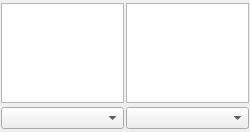
Old version of the form src/GUI/traywidget.ui in the repository denix56/Apertium-GP.
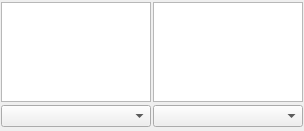
New version of the form. Custom widgets are drawn as their Qt base class.

What changed in the file:
```diff
--- a/src/GUI/traywidget.ui
+++ b/src/GUI/traywidget.ui
@@ -6,8 +6,8 @@
    <rect>
     <x>0</x>
     <y>0</y>
-    <width>250</width>
-    <height>132</height>
+    <width>304</width>
+    <height>131</height>
    </rect>
   </property>
   <property name="sizePolicy">
@@ -44,14 +44,14 @@
    <item row="0" column="0">
     <widget class="TrayInputTextEdit" name="textEdit">
      <property name="sizePolicy">
-      <sizepolicy hsizetype="Expanding" vsizetype="Fixed">
+      <sizepolicy hsizetype="Fixed" vsizetype="Fixed">
        <horstretch>0</horstretch>
        <verstretch>0</verstretch>
       </sizepolicy>
      </property>
      <property name="maximumSize">
       <size>
-       <width>1000</width>
+       <width>150</width>
        <height>100</height>
       </size>
      </property>
@@ -65,14 +65,14 @@
    <item row="0" column="1">
     <widget class="QTextEdit" name="textEdit_2">
      <property name="sizePolicy">
-      <sizepolicy hsizetype="Expanding" vsizetype="Fixed">
+      <sizepolicy hsizetype="MinimumExpanding" vsizetype="Preferred">
        <horstretch>0</horstretch>
        <verstretch>0</verstretch>
       </sizepolicy>
      </property>
      <property name="maximumSize">
       <size>
-       <width>1000</width>
+       <width>150</width>
        <height>100</height>
       </size>
      </property>
@@ -87,10 +87,30 @@
     </widget>
    </item>
    <item row="1" column="0">
-    <widget class="QComboBox" name="comboBox"/>
+    <widget class="QComboBox" name="comboBox">
+     <property name="sizePolicy">
+      <sizepolicy hsizetype="Fixed" vsizetype="Fixed">
+       <horstretch>0</horstretch>
+       <verstretch>0</verstretch>
+      </sizepolicy>
+     </property>
+     <property name="maximumSize">
+      <size>
+       <width>150</width>
+       <height>16777215</height>
+      </size>
+     </property>
+    </widget>
    </item>
    <item row="1" column="1">
-    <widget class="QComboBox" name="comboBox_2"/>
+    <widget class="QComboBox" name="comboBox_2">
+     <property name="maximumSize">
+      <size>
+       <width>150</width>
+       <height>16777215</height>
+      </size>
+     </property>
+    </widget>
    </item>
   </layout>
  </widget>
```
